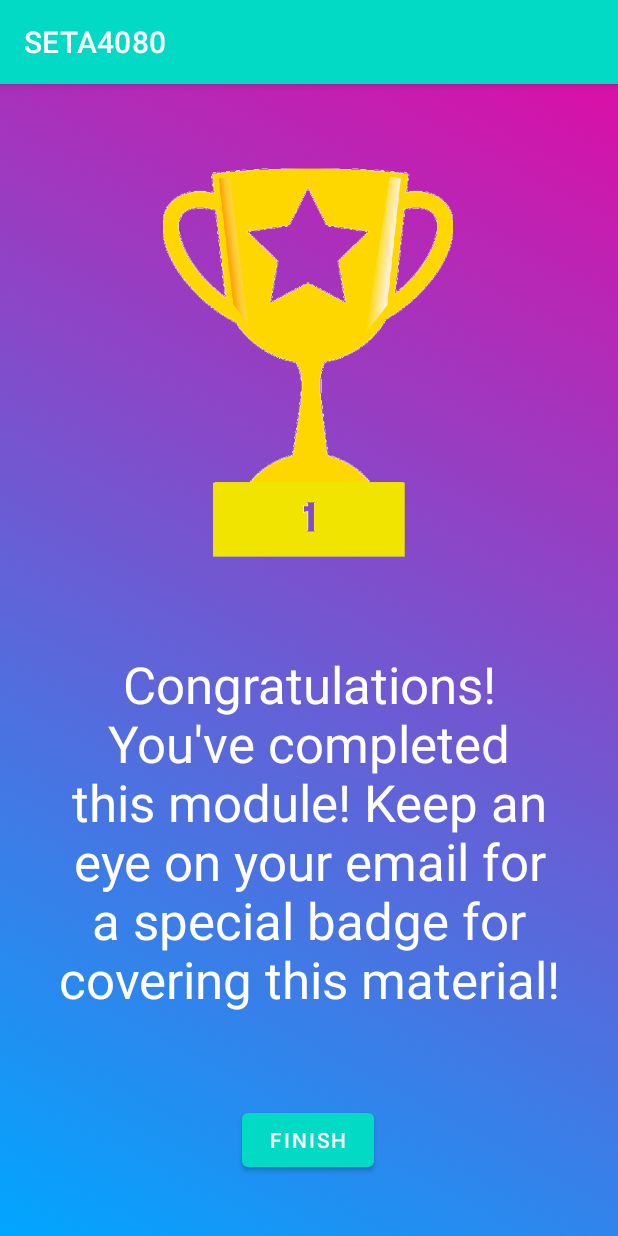
After one commit to etc-shadow/seta4080, an Android app: the FinishScreen screen opened directly, with no data from a screen before it, on a phone screen of 412 x 824 dp. The commit adds this screen. Run offline under Robolectric (Android 15) with nearby library versions, the phone set to English and light mode, and no system bars.

Commit message:
Added a finish page, cleared up comments for functions

```diff
--- a/app/src/main/AndroidManifest.xml
+++ b/app/src/main/AndroidManifest.xml
@@ -9,13 +9,16 @@
         android:roundIcon="@mipmap/ic_launcher_round"
         android:supportsRtl="true"
         android:theme="@style/Theme.SETA4080">
+        <activity android:name=".FinishScreen"></activity>
         <activity
             android:name=".TextInfo"
             android:parentActivityName=".SelectModule" />
         <activity
             android:name=".MCQuiz"
             android:parentActivityName=".SelectModule" />
-        <activity android:name=".SelectModule" android:parentActivityName=".MainActivity"/>
+        <activity
+            android:name=".SelectModule"
+            android:parentActivityName=".MainActivity" />
         <activity android:name=".MainActivity">
             <intent-filter>
                 <action android:name="android.intent.action.MAIN" />
--- /dev/null
+++ b/app/src/main/java/com/example/seta4080/FinishScreen.kt
@@ -0,0 +1,73 @@
+package com.example.seta4080
+
+import android.app.Activity
+import android.content.Intent
+import android.graphics.drawable.AnimationDrawable
+import androidx.appcompat.app.AppCompatActivity
+import android.os.Bundle
+import android.view.View
+import android.widget.ImageView
+import android.widget.TextView
+import androidx.constraintlayout.widget.ConstraintLayout
+import androidx.core.content.ContextCompat
+
+class FinishScreen : AppCompatActivity() {
+    override fun onCreate(savedInstanceState: Bundle?) {
+        super.onCreate(savedInstanceState)
+        setContentView(R.layout.activity_finish_screen)
+        animateBackground()
+        val score = intent.getIntExtra("EXTRA_USER_SCORE", 0).toInt()
+        val possibleScore = intent.getIntExtra("EXTRA_HIGHEST_POSSIBLE_SCORE", 0).toInt()
+
+        // Assign image/level based on score. 90% gets gold, 80% silver, 60% bronze, all others simply state "completed"
+        if (possibleScore == 0) {
+            // No quiz options existed. Automatic gold.
+            setScore(5)
+        } else if (score.div(possibleScore) > 0.9) {
+            setScore(1)
+        } else if (score.div(possibleScore) > 0.8) {
+            setScore(2)
+        } else if (score.div(possibleScore) > 0.7) {
+            setScore(3)
+        } else {
+            setScore(4)
+        }
+    }
+
+    fun animateBackground(){
+        val container = findViewById<ConstraintLayout>(R.id.activity_layout)
+        val backgroundFlow = container.background as AnimationDrawable
+        backgroundFlow.setEnterFadeDuration(2000)
+        backgroundFlow.setExitFadeDuration(4000)
+        backgroundFlow.start()
+    }
+
+    fun concludeModule(view: View) {
+        val resultIntent = Intent(applicationContext, MainActivity::class.java).apply {
+            setResult(Activity.RESULT_OK, this)
+        }
+        finish()
+    }
+
+    fun setScore(level: Int){
+        // Level 1 is gold, 2 is silver, 3 is bronze, 4 is "completion", 5 is no quiz expected
+        val textbox = findViewById<TextView>(R.id.message_box)
+        val trophyBox = findViewById<ImageView>(R.id.trophy_box)
+        if (level == 1){
+            textbox.text = "Congratulations!\nYou've completed this course with a score above 90%!\nKeep an eye on your email for your gold badge!"
+            trophyBox.setImageDrawable(ContextCompat.getDrawable(this, R.drawable.trophy_gold))
+        } else if (level == 2){
+            textbox.text = "Congratulations!\nYou've completed this course with a score above 80%!\nKeep an eye on your email for your silver badge!"
+            trophyBox.setImageDrawable(ContextCompat.getDrawable(this, R.drawable.trophy_silver))
+        } else if (level == 3){
+            textbox.text = "Congratulations!\nYou've completed this course with a score above 70%!\nKeep an eye on your email for your bronze badge!"
+            trophyBox.setImageDrawable(ContextCompat.getDrawable(this, R.drawable.trophy_bronze))
+        } else if (level == 4){
+            textbox.text = "Congratulations!\nYou've completed this course!\nWhen you're ready, you can retry this module for your chance at a badge!"
+            trophyBox.setImageDrawable(null)
+        } else if (level == 5){
+            textbox.text = "Congratulations!\nYou've completed this module! Keep an eye on your email for a special badge for covering this material!"
+            trophyBox.setImageDrawable(ContextCompat.getDrawable(this, R.drawable.trophy_gold))
+        }
+    }
+}
--- /dev/null
+++ b/app/src/main/res/layout/activity_finish_screen.xml
@@ -0,0 +1,50 @@
+<?xml version="1.0" encoding="utf-8"?>
+<androidx.constraintlayout.widget.ConstraintLayout xmlns:android="http://schemas.android.com/apk/res/android"
+    xmlns:app="http://schemas.android.com/apk/res-auto"
+    xmlns:tools="http://schemas.android.com/tools"
+    android:id="@+id/activity_layout"
+    android:layout_width="match_parent"
+    android:layout_height="match_parent"
+    android:background="@drawable/gradient_list"
+    tools:context=".FinishScreen">
+
+    <Button
+        android:id="@+id/complete_button"
+        android:layout_width="wrap_content"
+        android:layout_height="wrap_content"
+        android:layout_marginBottom="40dp"
+        android:onClick="concludeModule"
+        android:text="Finish"
+        app:layout_constraintBottom_toBottomOf="parent"
+        app:layout_constraintEnd_toEndOf="parent"
+        app:layout_constraintHorizontal_bias="0.498"
+        app:layout_constraintStart_toStartOf="parent" />
+
+    <ImageView
+        android:id="@+id/trophy_box"
+        android:layout_width="268dp"
+        android:layout_height="260dp"
+        android:layout_marginTop="56dp"
+        android:adjustViewBounds="true"
+        android:scaleType="fitCenter"
+        android:src="@drawable/trophy_gold"
+        app:layout_constraintEnd_toEndOf="parent"
+        app:layout_constraintHorizontal_bias="0.496"
+        app:layout_constraintStart_toStartOf="parent"
+        app:layout_constraintTop_toTopOf="parent" />
+
+    <TextView
+        android:id="@+id/message_box"
+        android:layout_width="0dp"
+        android:layout_height="wrap_content"
+        android:layout_marginStart="32dp"
+        android:layout_marginEnd="32dp"
+        android:text="Congratulations!\nYou've completed this course with a score above 90%! Keep an eye on your email for your gold badge!"
+        android:textAlignment="center"
+        android:textColor="@android:color/white"
+        android:textSize="34sp"
+        app:layout_constraintBottom_toTopOf="@+id/complete_button"
+        app:layout_constraintEnd_toEndOf="parent"
+        app:layout_constraintStart_toStartOf="parent"
+        app:layout_constraintTop_toBottomOf="@+id/trophy_box" />
+</androidx.constraintlayout.widget.ConstraintLayout>
--- a/app/src/main/res/layout/activity_main.xml
+++ b/app/src/main/res/layout/activity_main.xml
@@ -12,7 +12,7 @@
         android:id="@+id/mainTextView"
         android:layout_width="wrap_content"
         android:layout_height="wrap_content"
-        android:text="Welcome to the Security Education Training and Awareness App"
+        android:text="Welcome to the Security Education Training and Awareness App\n(SETA)"
         android:textAlignment="center"
         android:textColor="@color/white"
         android:textSize="40sp"
@@ -45,6 +45,7 @@
         android:inputType="textPersonName"
         android:textAlignment="center"
         android:textColor="@color/white"
+        android:textColorHint="@android:color/white"
         app:layout_constraintBottom_toTopOf="@+id/button"
         app:layout_constraintEnd_toEndOf="parent"
         app:layout_constraintHorizontal_bias="0.5"
--- a/app/src/main/res/layout/activity_select_module.xml
+++ b/app/src/main/res/layout/activity_select_module.xml
@@ -19,6 +19,7 @@
         android:text="Hello! Which topic would you like to learn about today?"
         android:textColor="@color/white"
         android:textSize="36sp"
+        android:autoSizeTextType="uniform"
         app:layout_constraintEnd_toEndOf="parent"
         app:layout_constraintHorizontal_bias="0.498"
         app:layout_constraintStart_toStartOf="parent"
@@ -31,6 +32,7 @@
         android:layout_marginStart="110dp"
         android:layout_marginEnd="110dp"
         android:textSize="20dp"
+        android:autoSizeTextType="uniform"
         android:onClick="selectLearningPath"
         android:tag="networks_path"
         android:text="Networks"
@@ -47,6 +49,7 @@
         android:layout_marginStart="110dp"
         android:layout_marginEnd="110dp"
         android:textSize="20dp"
+        android:autoSizeTextType="uniform"
         android:onClick="informVoid"
         android:text="Privacy and Law"
         app:layout_constraintBottom_toTopOf="@+id/option3"
@@ -62,6 +65,7 @@
         android:layout_marginStart="110dp"
         android:layout_marginEnd="110dp"
         android:textSize="20dp"
+        android:autoSizeTextType="uniform"
         android:onClick="informVoid"
         android:text="Vulnerability Research"
         app:layout_constraintBottom_toTopOf="@+id/option4"
@@ -77,6 +81,7 @@
         android:layout_marginStart="110dp"
         android:layout_marginEnd="110dp"
         android:layout_marginBottom="20dp"
+        android:autoSizeTextType="uniform"
         android:textSize="20dp"
         android:onClick="informVoid"
         android:text="Reverse Engineering"
```
Also changed, not shown: app/src/main/java/com/example/seta4080/MainActivity.kt (+36 -21 lines), app/src/main/res/drawable/trophy_bronze.png (added), app/src/main/res/drawable/trophy_gold.png (added), app/src/main/res/drawable/trophy_silver.png (added).
